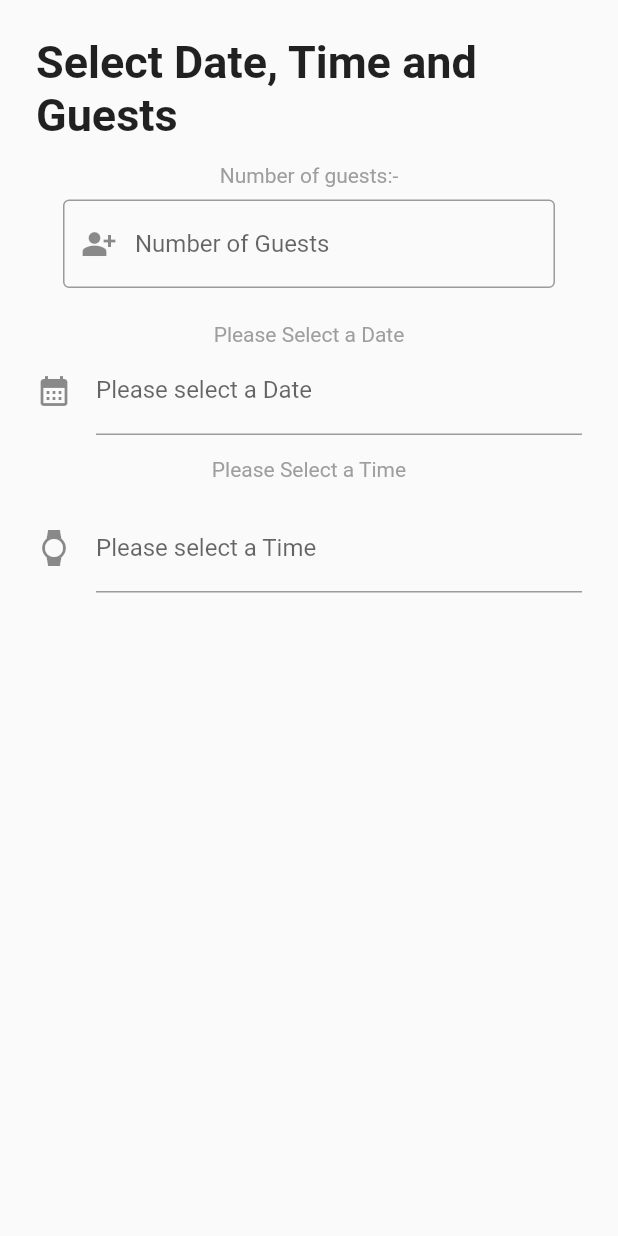
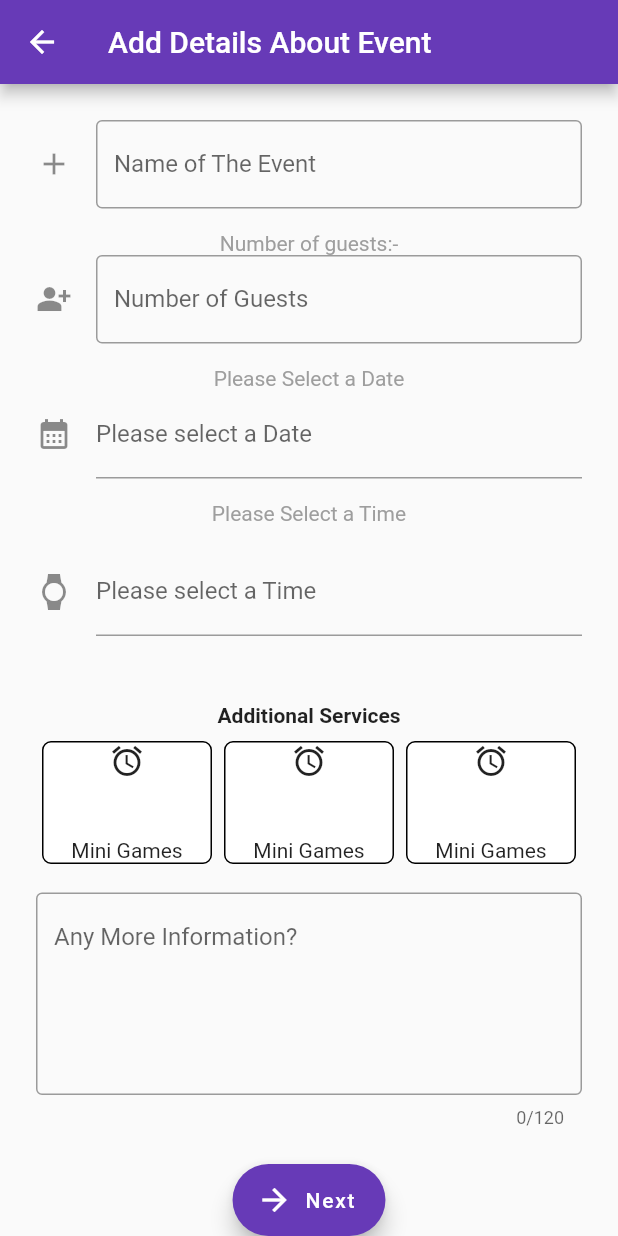
Before and after one commit to ajeetach97701/EMS, a Flutter app: the DetailsPage screen opened directly, on a phone screen of 412 x 824 dp. Run offline on Flutter 3.47's test engine with Material 2 defaults, Android fonts, the phone set to English and light mode, and no system bars; our stand-ins replace cloud_firestore, firebase_core; accounts and stored records are empty.

Commit message:
UI Updated

```diff
--- a/lib/details.dart
+++ b/lib/details.dart
@@ -1,6 +1,16 @@
+import 'package:cloud_firestore/cloud_firestore.dart';
 import 'package:flutter/material.dart';
 import 'package:event_calender_app/reusbale_widgets_constants.dart';
 import 'package:intl/intl.dart';
+// import 'package:firebase_core/firebase_core.dart';
+
+
+
+enum Services {
+  miniGames,
+  liveMusic,
+  extraDecoration,
+}
 
 class DetailsPage extends StatefulWidget {
   const DetailsPage({Key? key}) : super(key: key);
@@ -10,10 +20,14 @@ class DetailsPage extends StatefulWidget {
 }
 
 class _DetailsPageState extends State<DetailsPage> {
-  final TextEditingController _date = TextEditingController();
-  final TextEditingController _time = TextEditingController();
+  final TextEditingController edate = TextEditingController();
+  final TextEditingController eName = TextEditingController();
+  final TextEditingController enumber = TextEditingController();
+  final TextEditingController emoreInfo = TextEditingController();
+  final TextEditingController etime = TextEditingController();
   TimeOfDay? time;
   TimeOfDay? pickedTime;
+  Services? selectedServices;
 
   @override
   void initState() {
@@ -22,6 +36,7 @@ class _DetailsPageState extends State<DetailsPage> {
     time = TimeOfDay.now();
   }
 
+  // ignore: prefer_void_to_null
   Future<Null> selectTime(BuildContext context) async {
     pickedTime = await showTimePicker(
       context: context,
@@ -33,14 +48,21 @@ class _DetailsPageState extends State<DetailsPage> {
   @override
   Widget build(BuildContext context) {
     return Scaffold(
+      appBar: AppBar(
+        title: Text('Add Details About Event'),
+      ),
       body: Padding(
         padding: const EdgeInsets.all(24.0),
         child: SafeArea(
           child: Column(
             children: [
-              Text(
-                'Select Date, Time and Guests',
-                style: TextStyle(fontSize: 30, fontWeight: FontWeight.bold),
+              TextField(
+                controller: eName,
+                decoration: InputDecoration(
+                  icon: Icon(Icons.add),
+                  labelText: 'Name of The Event',
+                  border: OutlineInputBorder(),
+                ),
               ),
               kNFieldSizedBox,
               Text(
@@ -49,9 +71,12 @@ class _DetailsPageState extends State<DetailsPage> {
                   color: Colors.grey[500],
                 ),
               ),
-              GuestField(
-                hText: 'Number of Guests',
-                prefixIcon: Icon(Icons.person_add_alt_sharp),
+              TextField(
+                controller: enumber,
+                decoration: InputDecoration(
+                    icon: Icon(Icons.person_add_alt_sharp),
+                    labelText: 'Number of Guests',
+                    border: OutlineInputBorder()),
               ),
               kNFieldSizedBox,
               Text(
@@ -61,7 +86,7 @@ class _DetailsPageState extends State<DetailsPage> {
                 ),
               ),
               TextField(
-                controller: _date,
+                controller: edate,
                 decoration: InputDecoration(
                   icon: Icon(Icons.calendar_month),
                   labelText: 'Please select a Date',
@@ -74,7 +99,7 @@ class _DetailsPageState extends State<DetailsPage> {
                       lastDate: DateTime(3000));
                   if (pickeddate != null) {
                     // setState() {
-                    _date.text = DateFormat('yyyy-MM-dd').format(pickeddate);
+                    edate.text = DateFormat('yyyy-MM-dd').format(pickeddate);
                     // }
                   }
                 },
@@ -88,7 +113,7 @@ class _DetailsPageState extends State<DetailsPage> {
               ),
               kNFieldSizedBox,
               TextField(
-                controller: _time,
+                controller: etime,
                 decoration: InputDecoration(
                   icon: Icon(Icons.watch),
                   labelText: 'Please select a Time',
@@ -97,15 +122,129 @@ class _DetailsPageState extends State<DetailsPage> {
                   selectTime(context);
                   if (pickedTime != null) {
                     // setState() {
-                    _time.text =
+                    etime.text =
                         '${pickedTime!.hour}:${pickedTime!.minute.toString().padLeft(2, '0')}';
                   }
                 },
               ),
+              kNFieldSizedBox,
+              kNFieldSizedBox,
+              kNFieldSizedBox,
+              Text(
+                'Additional Services',
+                style: TextStyle(fontWeight: FontWeight.bold),
+              ),
+              kFieldSizedBox,
+              Column(
+                children: [
+                  Row(
+                    children: [
+                      Expanded(
+                        child: ReusableWidget(
+                          // colour: kThemeColor,
+                          onPress: () {
+                            setState(
+                              () {
+                                selectedServices = Services.miniGames;
+                              },
+                            );
+                          },
+                          colour: selectedServices == Services.miniGames
+                              ? kThemeColor
+                              : kNotSelected,
+                          cardChild: Column(
+                            children: const [
+                              Icon(Icons.access_alarm),
+                              SizedBox(
+                                height: 40,
+                              ),
+                              Text('Mini Games'),
+                            ],
+                          ),
+                        ),
+                      ),
+                      Expanded(
+                        child: ReusableWidget(
+                          // colour: kThemeColor,
+                          onPress: () {
+                            setState(
+                              () {
+                                selectedServices = Services.liveMusic;
+                              },
+                            );
+                          },
+                          colour: selectedServices == Services.liveMusic
+                              ? kThemeColor
+                              : kNotSelected,
+                          cardChild: Column(
+                            children: const [
+                              Icon(Icons.access_alarm),
+                              SizedBox(
+                                height: 40,
+                              ),
+                              Text('Mini Games'),
+                            ],
+                          ),
+                        ),
+                      ),
+                      Expanded(
+                        child: ReusableWidget(
+                          // colour: kThemeColor,
+                          onPress: () {
+                            setState(
+                              () {
+                                selectedServices = Services.extraDecoration;
+                              },
+                            );
+                          },
+                          colour: selectedServices == Services.extraDecoration
+                              ? kThemeColor
+                              : kNotSelected,
+                          cardChild: Column(
+                            children: const [
+                              Icon(Icons.access_alarm),
+                              SizedBox(
+                                height: 40,
+                              ),
+                              Text('Mini Games'),
+                            ],
+                          ),
+                        ),
+                      ),
+                    ],
+                  ),
+                  kNFieldSizedBox,
+                  TextField(
+                    controller: emoreInfo,
+                    decoration: InputDecoration(
+                      border: OutlineInputBorder(),
+                      hintText: 'Any More Information?',
+                    ),
+                    maxLength: 120,
+                    maxLines: 5,
+                    textInputAction: TextInputAction.next,
+                  ),
+                ],
+              )
             ],
           ),
         ),
       ),
+      floatingActionButton: FloatingActionButton.extended(
+        label: Text('Next'),
+        icon: Icon(Icons.arrow_forward),
+        onPressed: () {
+          // Map<String, dynamic> data = {"Field1": eName};
+          // FirebaseFirestore.instance.collection("test").add(data);
+          // debugPrint('Added to Database');
+        },
+        // child: ElevatedButton.icon(
+        //   onPressed: () {},
+        //   icon: Icon(Icons.add),
+        //   label: Text('hi'),
+        // ),
+      ),
+      floatingActionButtonLocation: FloatingActionButtonLocation.centerDocked,
     );
   }
 }
--- a/lib/landing_page_afterlogin.dart
+++ b/lib/landing_page_afterlogin.dart
@@ -1,10 +1,9 @@
 import 'package:event_calender_app/reusbale_widgets_constants.dart';
 import 'package:flutter/material.dart';
-import 'package:event_calender_app/details.dart';
 
 // import 'package:event_calender_app/first_page.dart';
 import 'package:event_calender_app/newpage.dart';
-// import 'package:event_calender_app/details.dart';
+import 'package:event_calender_app/details.dart';
 
 class HomePage extends StatefulWidget {
   const HomePage({Key? key}) : super(key: key);
@@ -56,7 +55,7 @@ class _HomePageState extends State<HomePage> {
                       Navigator.push(
                         context,
                         MaterialPageRoute(
-                          builder: (context) => OtherEvents(),
+                          builder: (context) => DetailsPage(),
                         ),
                       );
                     },
@@ -69,7 +68,7 @@ class _HomePageState extends State<HomePage> {
                       Navigator.push(
                         context,
                         MaterialPageRoute(
-                          builder: (context) => OtherEvents(),
+                          builder: (context) => DetailsPage(),
                         ),
                       );
                     },
@@ -87,7 +86,7 @@ class _HomePageState extends State<HomePage> {
                       Navigator.push(
                         context,
                         MaterialPageRoute(
-                          builder: (context) => OtherEvents(),
+                          builder: (context) => DetailsPage(),
                         ),
                       );
                     },
@@ -102,7 +101,7 @@ class _HomePageState extends State<HomePage> {
                       Navigator.push(
                         context,
                         MaterialPageRoute(
-                          builder: (context) => OtherEvents(),
+                          builder: (context) => DetailsPage(),
                         ),
                       );
                     },
--- a/lib/main.dart
+++ b/lib/main.dart
@@ -4,9 +4,12 @@ import 'package:flutter/material.dart';
 import 'newpage.dart';
 import 'package:event_calender_app/first_page.dart';
 import 'package:event_calender_app/landing_page_afterlogin.dart';
+import 'package:firebase_core/firebase_core.dart';
 
+void main() async {
+  WidgetsFlutterBinding.ensureInitialized();
+  await Firebase.initializeApp();
 
-void main() {
   runApp(
     MaterialApp(
       theme: ThemeData(
@@ -17,9 +20,8 @@ void main() {
         ),
       ),
       // home: (),
-     // home: MyApp(),
-      home: DetailsPage(),
-
+     home: MyApp(),
+     //  home: DetailsPage(),
     ),
   );
 }
--- a/lib/reusbale_widgets_constants.dart
+++ b/lib/reusbale_widgets_constants.dart
@@ -13,6 +13,7 @@ const kWFieldSizedBox = SizedBox(
 
 const kThemeColor = Colors.deepPurple;
 const kButtonTextColor = Colors.white;
+const kNotSelected = Colors.white;
 
 class EntryField extends StatelessWidget {
   const EntryField({super.key, required this.hText, this.prefixIcon});
@@ -102,15 +103,13 @@ class CategoriesButton extends StatelessWidget {
     return Expanded(
       child: Padding(
         padding: const EdgeInsets.all(20.0),
-        child: Container(
-          decoration: BoxDecoration(borderRadius: BorderRadius.circular(100)),
         child: TextButton(
           onPressed: onPress,
           style: TextButton.styleFrom(
             backgroundColor: Colors.white,
             elevation: 5,
             shape: RoundedRectangleBorder(
-                borderRadius: BorderRadius.circular(25.0),
+              borderRadius: BorderRadius.circular(20),
             ),
           ),
           child: Column(
@@ -131,10 +130,39 @@ class CategoriesButton extends StatelessWidget {
           ),
         ),
       ),
+    );
+  }
+}
+
+
+class ReusableWidget extends StatelessWidget {
+  const ReusableWidget(
+      {super.key, required this.colour, this.cardChild, this.onPress});
+
+  final Color? colour;
+  final Widget? cardChild;
+  final Function()? onPress;
+
+  @override
+  Widget build(BuildContext context) {
+    return GestureDetector(
+      onTap: onPress,
+      child: Container(
+        margin: EdgeInsets.all(4),
+        decoration: BoxDecoration(
+          color: colour,
+          border: Border.all(
+            color: Colors.black,
+          ),
+          borderRadius: BorderRadius.circular(6),
+        ),
+        child: cardChild,
       ),
     );
   }
 }
+
+
 
 class GuestField extends StatelessWidget {
   const GuestField({super.key, required this.hText, this.prefixIcon});
@@ -145,9 +173,9 @@ class GuestField extends StatelessWidget {
   @override
   Widget build(BuildContext context) {
     return Padding(
-      padding: EdgeInsets.symmetric(horizontal: 10.0),
+      padding: EdgeInsets.symmetric(horizontal: 1.0),
       child: Padding(
-        padding: EdgeInsets.all(8.0),
+        padding: EdgeInsets.all(1.0),
         child: TextField(
           decoration: InputDecoration(
             hintText: hText,
--- a/pubspec.yaml
+++ b/pubspec.yaml
@@ -37,6 +37,8 @@ dependencies:
   # Use with the CupertinoIcons class for iOS style icons.
   cupertino_icons: ^1.0.2
   intl: ^0.18.0
+  firebase_core: ^2.7.1
+  cloud_firestore: ^4.4.4
 
 dev_dependencies:
   flutter_test:
```
Also changed, not shown: lib/newpage.dart (+3 -5 lines), pubspec.lock, 10 other files. Lines whose indentation alone changed are shown as unchanged.
